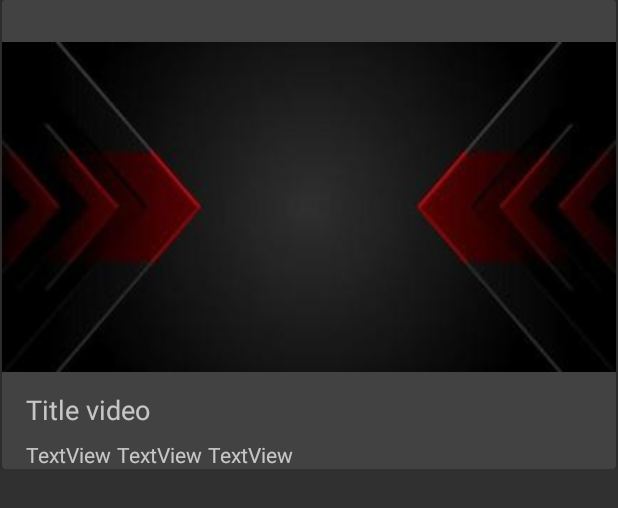
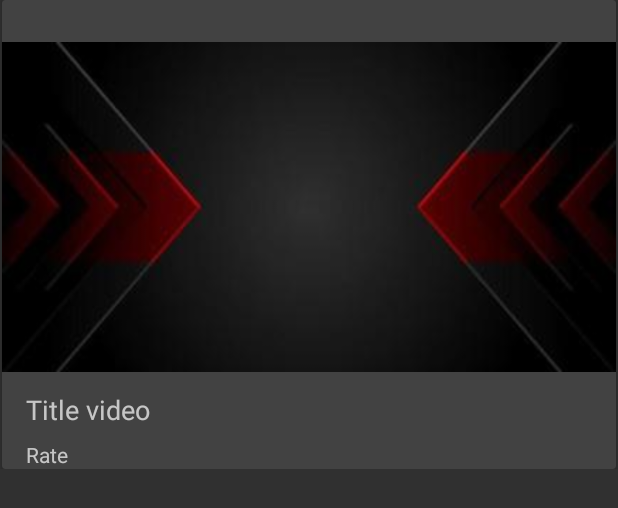
Before and after one commit to nbduong/MSA, an Android app: the layout video_view.xml on its own in the app's theme, with its tools: preview values and no code run, on a phone screen of 412 x 824 dp. Shown: the top 508 px of the screen. Run offline under Robolectric (Android 15) with nearby library versions, the phone set to English and light mode, and no system bars; network calls fail.

Commit message:
update resume video

```diff
--- a/app/build.gradle
+++ b/app/build.gradle
@@ -38,6 +38,7 @@ dependencies {
     implementation libs.firebase.auth
     implementation libs.firebase.database
     implementation libs.firebase.firestore
+    implementation libs.play.services.tasks
     testImplementation libs.junit
     androidTestImplementation libs.ext.junit
     androidTestImplementation libs.espresso.core
--- a/app/src/main/AndroidManifest.xml
+++ b/app/src/main/AndroidManifest.xml
@@ -3,7 +3,7 @@
     xmlns:tools="http://schemas.android.com/tools" >
 
     <uses-permission android:name="android.permission.INTERNET" />
-
+    <uses-permission android:name="android.permission.WRITE_EXTERNAL_STORAGE"/>
     <application
 
         android:allowBackup="true"
--- a/app/src/main/java/com/example/msa/FirebaseAuthService.java
+++ b/app/src/main/java/com/example/msa/FirebaseAuthService.java
@@ -43,7 +43,6 @@ public class FirebaseAuthService {
                         setStatus(1);
                         Log.d(TAG, "Reset password link has been sent to your Email.");
                         Toast.makeText(view, "Reset password link has been sent to your Email.", Toast.LENGTH_SHORT).show();
-
                     }
                 })
                 .addOnFailureListener(new OnFailureListener() {
@@ -54,6 +53,4 @@ public class FirebaseAuthService {
                     }
                 });
     }
-
-
 }
--- a/app/src/main/res/layout/video_view.xml
+++ b/app/src/main/res/layout/video_view.xml
@@ -21,26 +21,6 @@
             <androidx.constraintlayout.widget.ConstraintLayout
                 android:layout_width="match_parent"
                 android:layout_height="match_parent">
-
-                <TextView
-                    android:id="@+id/textView5"
-                    android:layout_width="wrap_content"
-                    android:layout_height="19dp"
-                    android:layout_marginStart="4dp"
-                    android:layout_marginTop="8dp"
-                    android:text="TextView"
-                    app:layout_constraintStart_toEndOf="@+id/textView4"
-                    app:layout_constraintTop_toBottomOf="@+id/videoTitle" />
-
-                <TextView
-                    android:id="@+id/textView4"
-                    android:layout_width="wrap_content"
-                    android:layout_height="wrap_content"
-                    android:layout_marginStart="4dp"
-                    android:layout_marginTop="8dp"
-                    android:text="TextView"
-                    app:layout_constraintStart_toEndOf="@+id/textView3"
-                    app:layout_constraintTop_toBottomOf="@+id/videoTitle" />
 
                 <TextView
                     android:id="@+id/videoTitle"
@@ -78,7 +58,7 @@
                     android:layout_width="wrap_content"
                     android:layout_height="wrap_content"
                     android:layout_marginTop="8dp"
-                    android:text="TextView"
+                    android:text="Rate"
                     app:layout_constraintStart_toStartOf="@+id/videoTitle"
                     app:layout_constraintTop_toBottomOf="@+id/videoTitle" />
             </androidx.constraintlayout.widget.ConstraintLayout>
--- a/gradle/libs.versions.toml
+++ b/gradle/libs.versions.toml
@@ -14,6 +14,7 @@ firebaseDatabase = "20.3.1"
 firebaseFirestore = "24.11.0"
 picasso = "2.8"
 volley = "1.2.1"
+playServicesTasks = "18.1.0"
 
 [libraries]
 activity-v182 = { module = "androidx.activity:activity", version.ref = "activityVersion" }
@@ -32,6 +33,7 @@ firebase-firestore = { group = "com.google.firebase", name = "firebase-firestore
 
 picasso = { module = "com.squareup.picasso:picasso", version.ref = "picasso" }
 volley = { module = "com.android.volley:volley", version.ref = "volley" }
+play-services-tasks = { group = "com.google.android.gms", name = "play-services-tasks", version.ref = "playServicesTasks" }
 
 
 [plugins]
```
Also changed, not shown: app/src/main/java/com/example/msa/DatabaseHelper.java (added, +65 -0 lines), app/src/main/java/com/example/msa/Player.java (+65 -11 lines), app/src/main/res/layout/activity_player.xml (+2 -13 lines).
